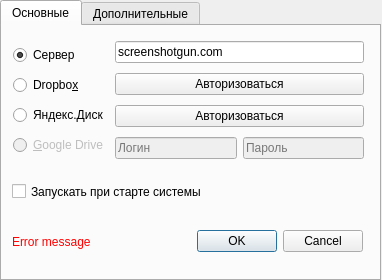
This is ui/Settings.ui in ismd/screenshotgun as Qt 5 draws it before an edit. The edited form follows.
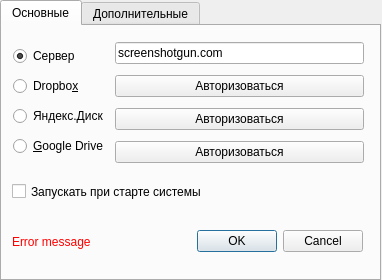
This is the edited form.

Commit message: Google drive support

Diff of the .ui file:
```diff
--- a/ui/Settings.ui
+++ b/ui/Settings.ui
@@ -54,7 +54,7 @@
        <x>11</x>
        <y>11</y>
        <width>351</width>
-       <height>130</height>
+       <height>132</height>
       </rect>
      </property>
      <layout class="QGridLayout" name="gridLayout">
@@ -93,7 +93,7 @@
         <item>
          <widget class="QRadioButton" name="serverRadioButton_4">
           <property name="enabled">
-           <bool>false</bool>
+           <bool>true</bool>
           </property>
           <property name="text">
            <string>&amp;Google Drive</string>
@@ -112,30 +112,6 @@
         </property>
        </widget>
       </item>
-      <item row="3" column="1">
-       <layout class="QHBoxLayout" name="horizontalLayout_3">
-        <item>
-         <widget class="QLineEdit" name="lineEdit_5">
-          <property name="enabled">
-           <bool>false</bool>
-          </property>
-          <property name="placeholderText">
-           <string>Логин</string>
-          </property>
-         </widget>
-        </item>
-        <item>
-         <widget class="QLineEdit" name="lineEdit_6">
-          <property name="enabled">
-           <bool>false</bool>
-          </property>
-          <property name="placeholderText">
-           <string>Пароль</string>
-          </property>
-         </widget>
-        </item>
-       </layout>
-      </item>
       <item row="1" column="1">
        <widget class="QPushButton" name="authDropbox">
         <property name="text">
@@ -150,9 +126,16 @@
         </property>
        </widget>
       </item>
+      <item row="3" column="1">
+       <widget class="QPushButton" name="authGoogle">
+        <property name="text">
+         <string>Авторизоваться</string>
+        </property>
+       </widget>
+      </item>
      </layout>
     </widget>
-    <widget class="QWidget" name="layoutWidget">
+    <widget class="QWidget" name="layoutWidget1">
      <property name="geometry">
       <rect>
        <x>10</x>
```
Left out of the diff: 2 changed lines with no effect on the pictures. The commit also changes 16 other files.
